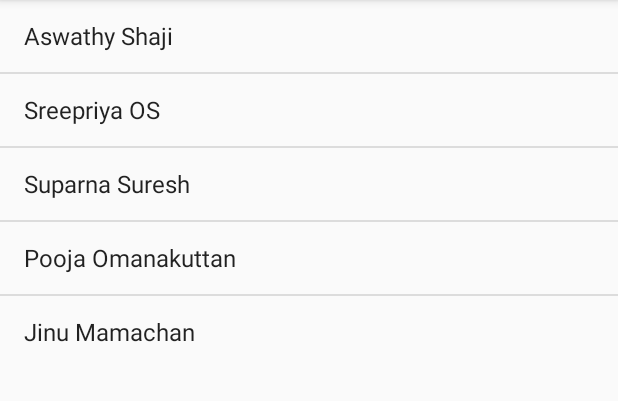
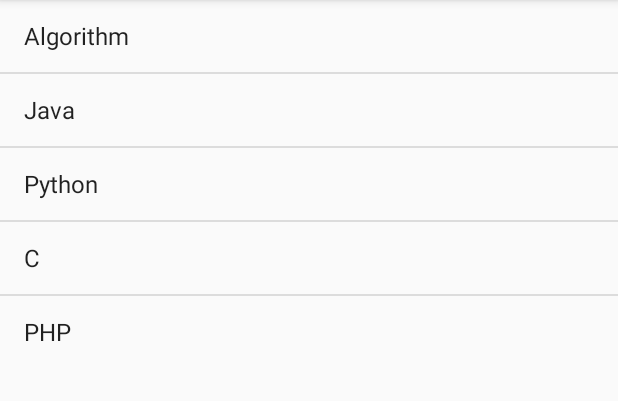
Before and after one commit to AswathyShaji/FragmentToFragment, an Android app: the screen it shows after launch (MainActivity), on a phone screen of 412 x 824 dp, the part 84-485 px from its top. Run offline under Robolectric (Android 15) with nearby library versions, the phone set to English and light mode, and no system bars.

Commit message:
Initial Commit

```diff
--- a/app/src/main/java/com/example/listview/MainActivity.kt
+++ b/app/src/main/java/com/example/listview/MainActivity.kt
@@ -12,8 +12,8 @@ class MainActivity : AppCompatActivity() {
 
         val arrayAdapter: ArrayAdapter<*>
         val users = arrayOf(
-                "Aswathy Shaji", "Sreepriya OS", "Suparna Suresh",
-                "Pooja Omanakuttan", "Jinu Mamachan"
+                "Algorithm", "Java", "Python",
+                "C", "PHP"
         )
 
         var mListView = userlist
```
